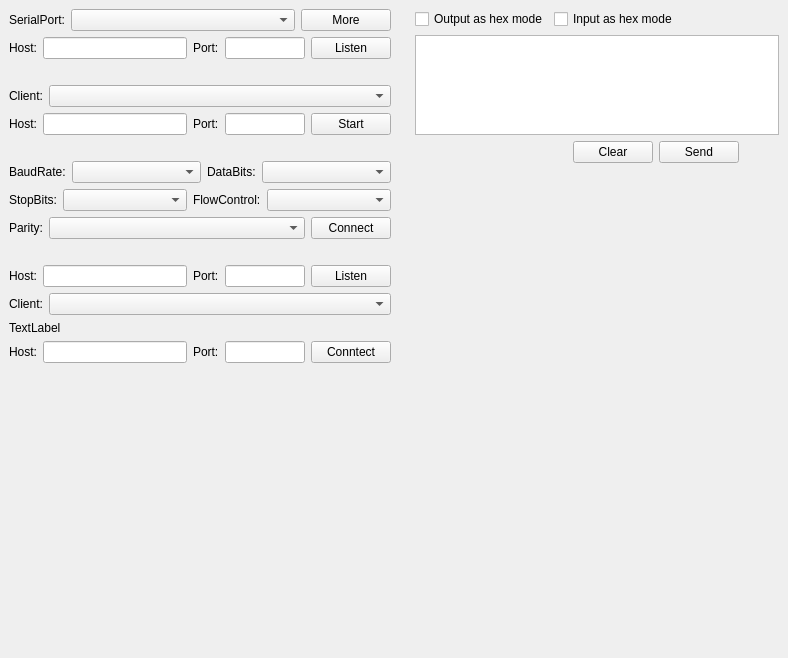
This is woterm/qwoserialinput.ui in aoyiduo/woterm as Qt 5 draws it before an edit. The edited form follows.
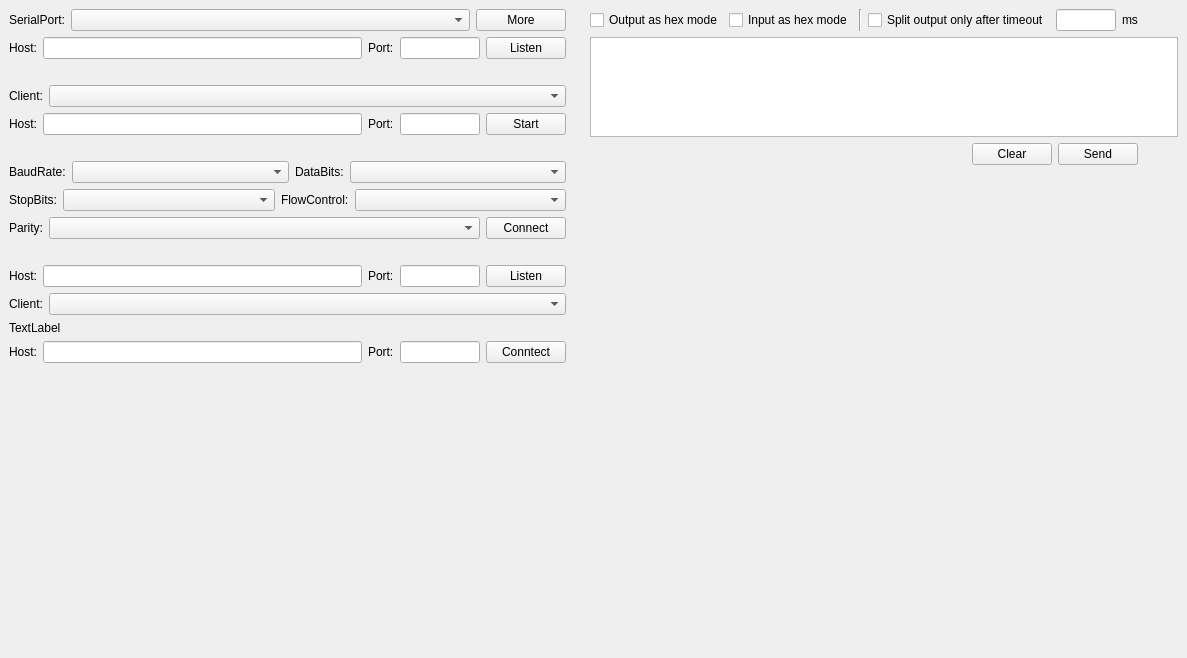
This is the edited form. Icons and pictures are not drawn.

```diff
--- a/woterm/qwoserialinput.ui
+++ b/woterm/qwoserialinput.ui
@@ -6,7 +6,7 @@
    <rect>
     <x>0</x>
     <y>0</y>
-    <width>788</width>
+    <width>1187</width>
     <height>658</height>
    </rect>
   </property>
@@ -38,7 +38,7 @@
    <item>
     <widget class="QWidget" name="typeArea" native="true">
      <property name="sizePolicy">
-      <sizepolicy hsizetype="MinimumExpanding" vsizetype="Preferred">
+      <sizepolicy hsizetype="Preferred" vsizetype="Preferred">
        <horstretch>0</horstretch>
        <verstretch>0</verstretch>
       </sizepolicy>
@@ -577,6 +577,12 @@
    </item>
    <item>
     <widget class="QWidget" name="sendArea" native="true">
+     <property name="sizePolicy">
+      <sizepolicy hsizetype="MinimumExpanding" vsizetype="Preferred">
+       <horstretch>0</horstretch>
+       <verstretch>0</verstretch>
+      </sizepolicy>
+     </property>
      <property name="minimumSize">
       <size>
        <width>100</width>
@@ -618,6 +624,37 @@
           </property>
          </widget>
         </item>
+        <item>
+         <widget class="Line" name="line">
+          <property name="orientation">
+           <enum>Qt::Vertical</enum>
+          </property>
+         </widget>
+        </item>
+        <item>
+         <widget class="QCheckBox" name="splitOutput">
+          <property name="text">
+           <string>Split output only after timeout</string>
+          </property>
+         </widget>
+        </item>
+        <item>
+         <widget class="QLineEdit" name="msInput">
+          <property name="maximumSize">
+           <size>
+            <width>60</width>
+            <height>16777215</height>
+           </size>
+          </property>
+         </widget>
+        </item>
+        <item>
+         <widget class="QLabel" name="label_17">
+          <property name="text">
+           <string>ms</string>
+          </property>
+         </widget>
+        </item>
         <item>
          <spacer name="horizontalSpacer">
           <property name="orientation">
```
